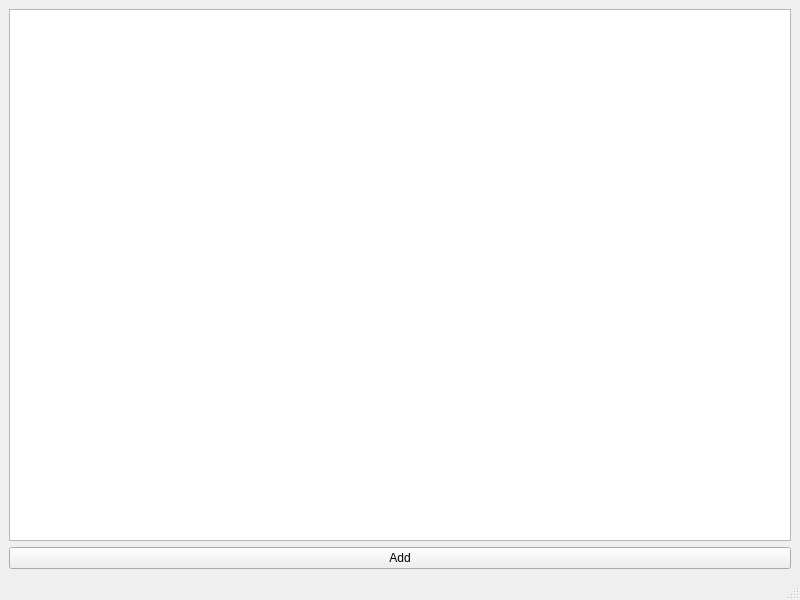
Before: the Qt Designer form src/jukeboxcore/gui/widgets/guerilla/useradder.ui in JukeboxPipeline/jukebox-core, drawn with Qt 5.
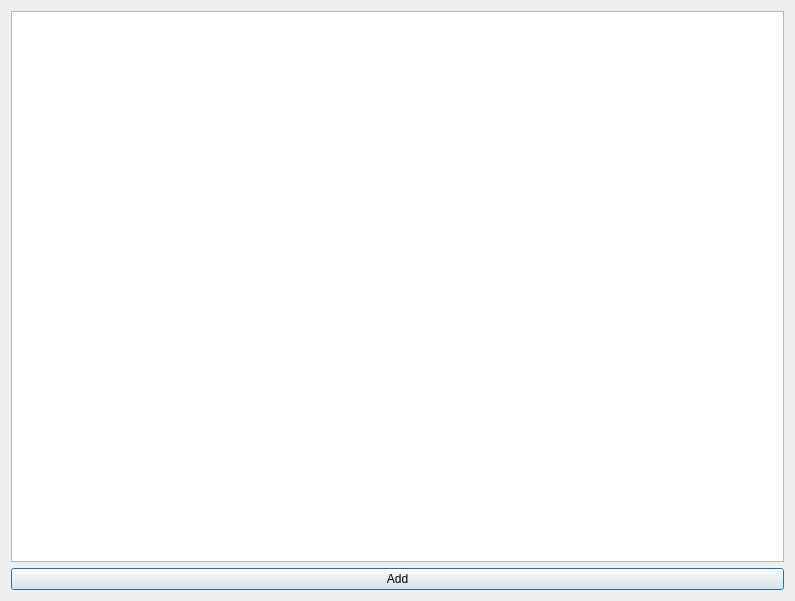
After: the same form once the commit is applied.

Commit message: Chang the guerilla secondary windows to dialogs and implement create project

Diff of the .ui file:
```diff
--- a/src/jukeboxcore/gui/widgets/guerilla/useradder.ui
+++ b/src/jukeboxcore/gui/widgets/guerilla/useradder.ui
@@ -1,20 +1,19 @@
 <?xml version="1.0" encoding="UTF-8"?>
 <ui version="4.0">
- <class>useradder_mwin</class>
- <widget class="QMainWindow" name="useradder_mwin">
+ <class>useradder_dialog</class>
+ <widget class="QDialog" name="useradder_dialog">
   <property name="geometry">
    <rect>
     <x>0</x>
     <y>0</y>
-    <width>800</width>
-    <height>600</height>
+    <width>795</width>
+    <height>601</height>
    </rect>
   </property>
   <property name="windowTitle">
    <string>Add user</string>
   </property>
-  <widget class="QWidget" name="central_widget">
-   <layout class="QVBoxLayout" name="central_vbox">
+  <layout class="QVBoxLayout" name="verticalLayout">
     <item>
      <widget class="QTableView" name="user_tablev"/>
     </item>
@@ -26,8 +25,6 @@
      </widget>
     </item>
    </layout>
-  </widget>
-  <widget class="QStatusBar" name="statusbar"/>
  </widget>
  <resources/>
  <connections/>
```
Left out of the diff: 2 changed lines with no effect on the pictures. Lines whose indentation alone changed are shown as unchanged. The commit also changes 26 other files.
